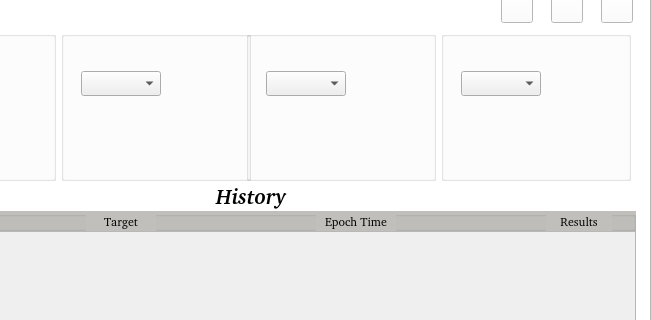
Above: PenTestPocket/PenTestPocket.ui from zachA214/Adelson_Senior_Capstone before the change; both pictures show x 149 to 800 and y 89 to 409 of the 800 by 500 pixel window. Below: the same form after it.
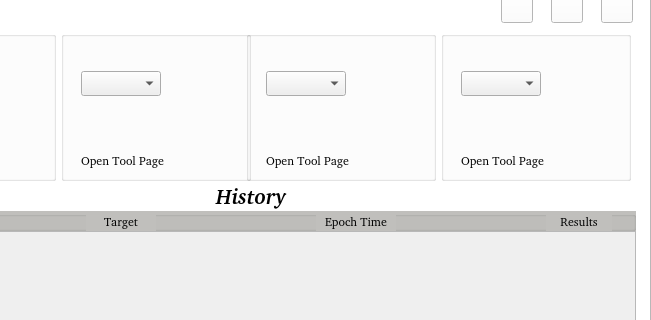
That is the form after the change. Icons and pictures are not drawn.

Commit message: Pinned tool takes you to tool

```diff
--- a/PenTestPocket/PenTestPocket.ui
+++ b/PenTestPocket/PenTestPocket.ui
@@ -291,6 +291,22 @@
       </rect>
      </property>
     </widget>
+    <widget class="QLabel" name="advancedSettingsThree">
+     <property name="geometry">
+      <rect>
+       <x>20</x>
+       <y>120</y>
+       <width>111</width>
+       <height>19</height>
+      </rect>
+     </property>
+     <property name="cursor">
+      <cursorShape>PointingHandCursor</cursorShape>
+     </property>
+     <property name="text">
+      <string>Open Tool Page</string>
+     </property>
+    </widget>
    </widget>
    <widget class="QGroupBox" name="pinnedToolTwo">
     <property name="geometry">
@@ -317,6 +333,22 @@
       </rect>
      </property>
     </widget>
+    <widget class="QLabel" name="advancedSettingsTwo">
+     <property name="geometry">
+      <rect>
+       <x>20</x>
+       <y>120</y>
+       <width>111</width>
+       <height>19</height>
+      </rect>
+     </property>
+     <property name="cursor">
+      <cursorShape>PointingHandCursor</cursorShape>
+     </property>
+     <property name="text">
+      <string>Open Tool Page</string>
+     </property>
+    </widget>
    </widget>
    <widget class="QGroupBox" name="pinnedToolFour">
     <property name="geometry">
@@ -343,6 +375,22 @@
       </rect>
      </property>
     </widget>
+    <widget class="QLabel" name="advancedSettingsFour">
+     <property name="geometry">
+      <rect>
+       <x>20</x>
+       <y>120</y>
+       <width>111</width>
+       <height>19</height>
+      </rect>
+     </property>
+     <property name="cursor">
+      <cursorShape>PointingHandCursor</cursorShape>
+     </property>
+     <property name="text">
+      <string>Open Tool Page</string>
+     </property>
+    </widget>
    </widget>
    <widget class="QGroupBox" name="historySection">
     <property name="geometry">
```
The commit also changes 2 other files.
